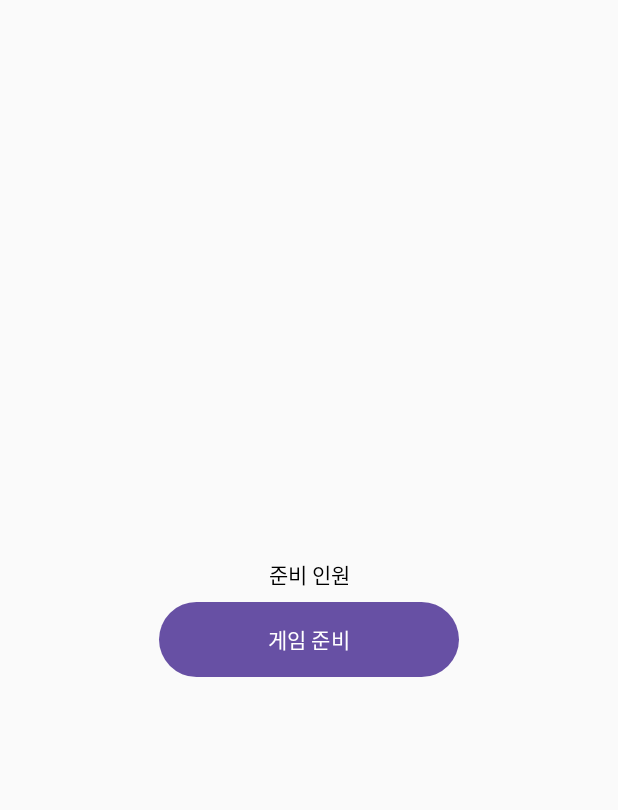
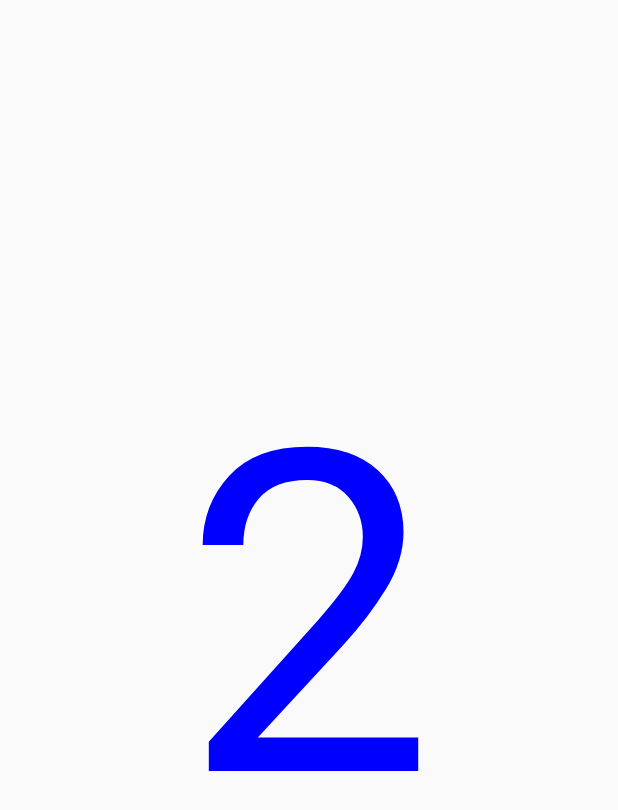
Before and after one commit to SharonProject1/Sharon, an Android app built with Jetpack Compose: the screen it shows after launch (MainActivity), after a tap on "게임 준비", on a phone screen of 412 x 824 dp. Shown: the top 810 px of the screen. Run offline under Robolectric (Android 15) with nearby library versions, the phone set to English and light mode, and no system bars.

Commit message:
1. 버튼 누르면 화면 전환 후 카운트 다운 2. 시작하면 화면 전환

```diff
--- a/app/src/main/java/com/example/myapplication/MainActivity.kt
+++ b/app/src/main/java/com/example/myapplication/MainActivity.kt
@@ -1,28 +1,70 @@
-package com.example.myapplication// com.example.myapplication.MainActivity.kt
+package com.example.myapplication
 
+// 필요한 import 문들
 import android.os.Bundle
 import androidx.activity.ComponentActivity
 import androidx.activity.compose.setContent
-import androidx.compose.foundation.layout.*
-import androidx.compose.material3.* // Material3 사용 시
+import androidx.compose.foundation.background
+import androidx.compose.foundation.layout.Box
+import androidx.compose.foundation.layout.Column
+import androidx.compose.foundation.layout.Spacer
+import androidx.compose.foundation.layout.fillMaxSize
+import androidx.compose.foundation.layout.height
+import androidx.compose.foundation.layout.padding
+import androidx.compose.foundation.layout.size
+import androidx.compose.material3.Button
+import androidx.compose.material3.MaterialTheme
+import androidx.compose.material3.Text
 import androidx.compose.runtime.Composable
+import androidx.compose.runtime.LaunchedEffect
+import androidx.compose.runtime.getValue
+import androidx.compose.runtime.mutableStateOf
+import androidx.compose.runtime.remember
+import androidx.compose.runtime.setValue
 import androidx.compose.ui.Alignment
 import androidx.compose.ui.Modifier
+import androidx.compose.ui.graphics.Color
 import androidx.compose.ui.unit.dp
+import androidx.compose.ui.unit.sp
+import kotlinx.coroutines.delay
 
 class MainActivity : ComponentActivity() {
     override fun onCreate(savedInstanceState: Bundle?) {
         super.onCreate(savedInstanceState)
         setContent {
-            // 테마를 적용하려면 여기서 감싸주세요.
-            GameReadyScreen()
+            // 화면 전환을 위한 상태 변수
+            var currentScreen by remember { mutableStateOf("GameReady") }
+
+            // 현재 화면에 따라 다른 컴포저블을 표시
+            when (currentScreen) {
+                "GameReady" -> GameReadyScreen(onGameReady = {
+                    currentScreen = "Countdown"
+                })
+                "Countdown" -> CountdownScreen(onCountdownEnd = {
+                    currentScreen = "NextScreen" // 다음 화면으로 전환
+                })
+                "NextScreen" -> NextScreen() // 새로운 화면
+            }
         }
     }
 }
-
 @Composable
-fun GameReadyScreen() {
-    // 전체 화면을 채우는 박스 레이아웃
+fun NextScreen() {
+    Box(
+        modifier = Modifier.fillMaxSize(),
+        contentAlignment = Alignment.Center
+    ) {
+        Text(
+            text = "다음 화면입니다!",
+            fontSize = 48.sp,
+            color = Color.Black,
+            modifier = Modifier.padding(16.dp)
+        )
+    }
+}
+@Composable
+fun GameReadyScreen(onGameReady: () -> Unit) {
+    // UI 구성
     Box(
         modifier = Modifier.fillMaxSize(),
         contentAlignment = Alignment.Center
@@ -37,7 +79,7 @@ fun GameReadyScreen() {
 
             // 중앙에 배치된 버튼
             Button(
-                onClick = { /* 버튼 클릭 시 동작 */ },
+                onClick = { onGameReady() },
                 modifier = Modifier.size(200.dp, 50.dp)
             ) {
                 Text(text = "게임 준비")
@@ -45,3 +87,37 @@ fun GameReadyScreen() {
         }
     }
 }
+@Composable
+fun CountdownScreen(onCountdownEnd: () -> Unit) {
+    // 카운트다운 숫자를 저장하는 상태 변수
+    var count by remember { mutableStateOf(3) }
+
+    // 색상 배열
+    val colors = listOf(Color.Red, Color.Green, Color.Blue, Color.Magenta)
+
+    // 카운트다운을 위한 코루틴
+    LaunchedEffect(Unit) {
+        while (count > -1) {
+            delay(1000) // 1초 지연
+            count--
+        }
+        onCountdownEnd()
+    }
+
+    // count 값에 따른 색상 선택
+    val displayColor = colors[count % colors.size] // count 값에 따라 색상 변경
+    val displayText = if (count > 0) "$count" else "시작!"
+
+    // UI 구성
+    Box(
+        modifier = Modifier.fillMaxSize(),
+        contentAlignment = Alignment.Center
+    ) {
+        Text(
+            text = displayText,
+            fontSize = 300.sp,
+            color = displayColor, // 매 초마다 색상이 변경됨
+            style = MaterialTheme.typography.displayLarge
+        )
+    }
+}
```
